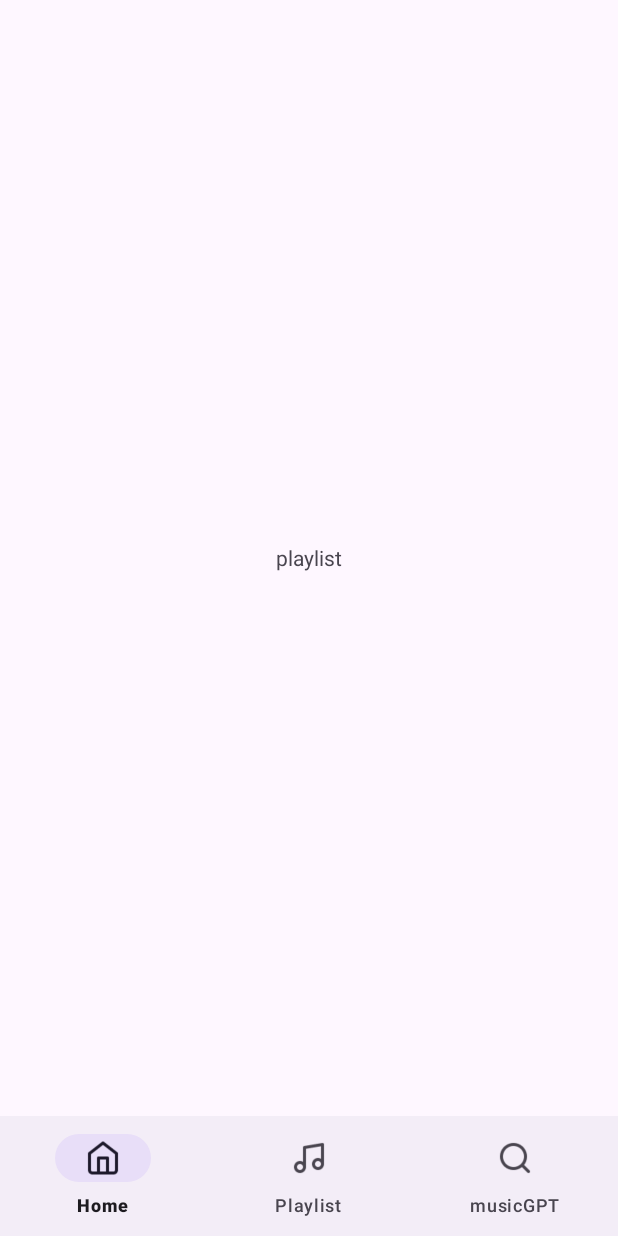
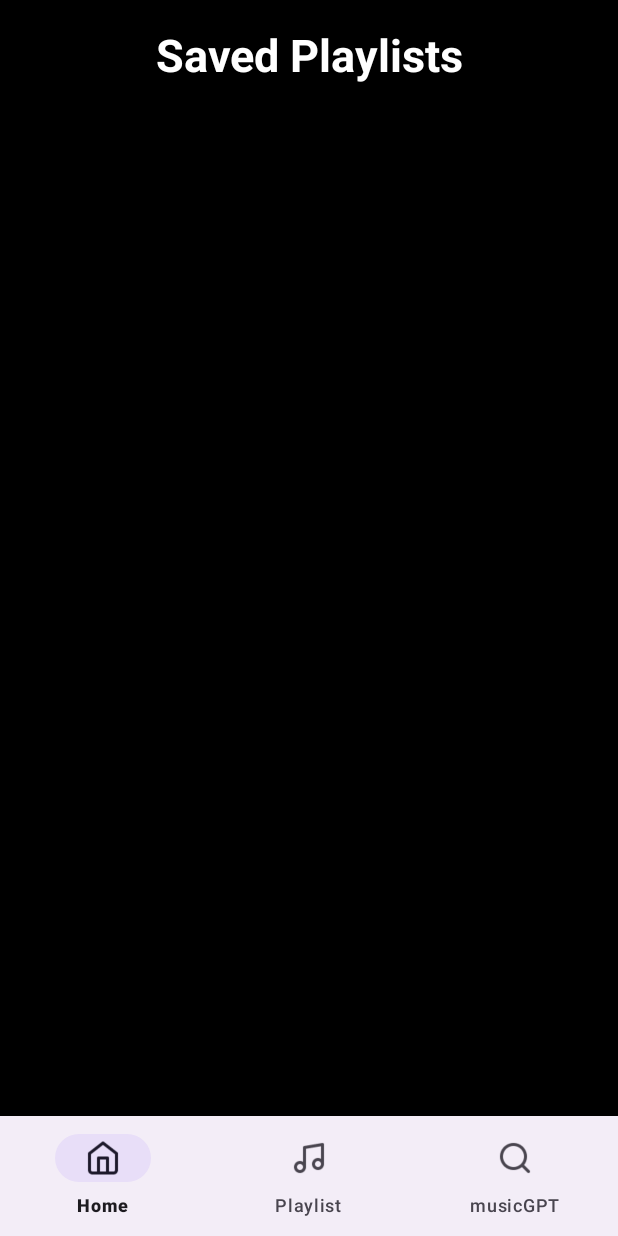
Before and after one commit to txl-sammi/soundsense, an Android app: the fragment PlaylistFragment placed in its activity, on a phone screen of 412 x 824 dp. Run offline under Robolectric (Android 15) with nearby library versions, the phone set to English and light mode, and no system bars; our stand-ins replace Firebase (no records; nobody signed in at launch, a user with empty details on screens opened directly), Volley; 3 statements that could not run were skipped.

Commit message:
the layout of the playlist fragment

```diff
--- a/app/src/main/res/layout/fragment_playlist.xml
+++ b/app/src/main/res/layout/fragment_playlist.xml
@@ -1,12 +1,24 @@
 <?xml version="1.0" encoding="utf-8"?>
-<FrameLayout xmlns:android="http://schemas.android.com/apk/res/android"
+<LinearLayout xmlns:android="http://schemas.android.com/apk/res/android"
     android:layout_width="match_parent"
-    android:layout_height="match_parent">
+    android:layout_height="match_parent"
+    android:background="@color/black"
+    android:orientation="vertical">
 
     <TextView
-        android:id="@+id/playlist_fragment"
-        android:layout_width="wrap_content"
+        android:id="@+id/playlist_header"
+        android:layout_width="match_parent"
         android:layout_height="wrap_content"
-        android:layout_gravity="center"
-        android:text="playlist fragment" />
-</FrameLayout>
+        android:padding="16dp"
+        android:text="Saved Playlists"
+        android:textAlignment="center"
+        android:textColor="@color/white"
+        android:textSize="30sp"
+        android:textStyle="bold" />
+
+    <androidx.recyclerview.widget.RecyclerView
+        android:id="@+id/savedPlaylistRecyclerView"
+        android:layout_width="match_parent"
+        android:layout_height="wrap_content"
+        android:padding="16dp" />
+</LinearLayout>
```
